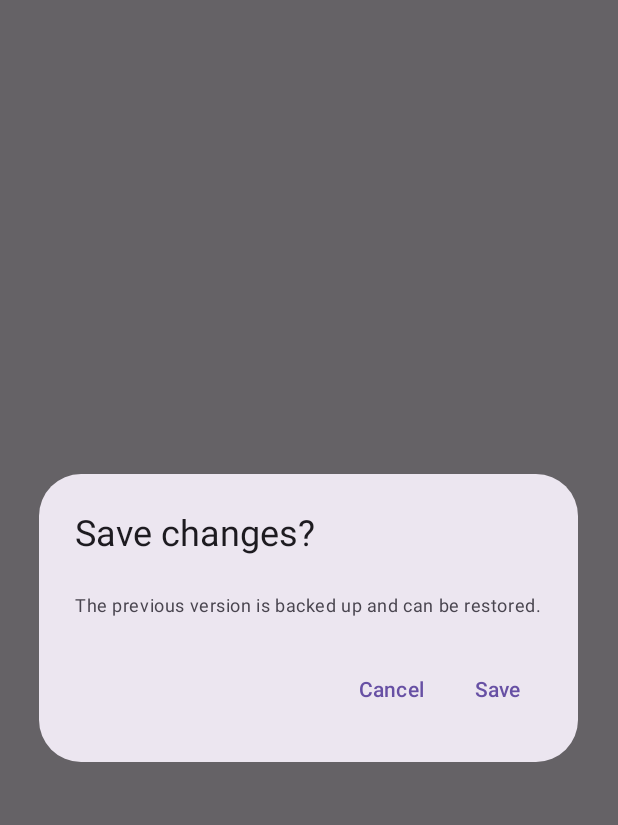
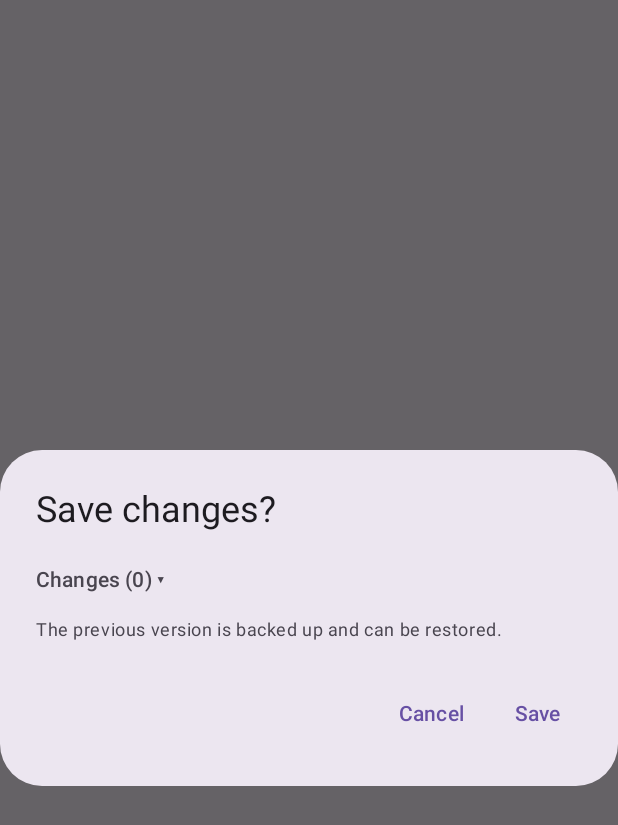
Before and after one commit to cplagens/pureheat, an Android app built with Jetpack Compose: the composable SaveDialog called with empty values, on a phone screen of 412 x 824 dp. Shown: the top 825 px of the screen. Run offline under Robolectric (Android 15) with nearby library versions, the phone set to English and light mode, and no system bars.

Commit message:
feat: enhance save dialog and language picker UI; update localization strings for change list display

```diff
--- a/app/src/main/java/de/cplagens/pureheat/ui/AboutDialog.kt
+++ b/app/src/main/java/de/cplagens/pureheat/ui/AboutDialog.kt
@@ -55,7 +55,6 @@ fun AboutDialog(onDismiss: () -> Unit, roomLabels: Map<String, String> = emptyMa
                 if (version.isNotEmpty()) Text(stringResource(R.string.version, version), style = MaterialTheme.typography.bodySmall)
                 Text(stringResource(R.string.about_text))
                 HorizontalDivider()
-                Text(stringResource(R.string.language), style = MaterialTheme.typography.titleSmall)
                 LanguagePicker()
                 HorizontalDivider()
                 DataSection(roomLabels)
--- a/app/src/main/java/de/cplagens/pureheat/ui/ProfileScreen.kt
+++ b/app/src/main/java/de/cplagens/pureheat/ui/ProfileScreen.kt
@@ -312,23 +312,16 @@ private fun SaveDialog(
     onDismiss: () -> Unit,
 ) {
     var selected by remember { mutableStateOf(emptySet<String>()) }
+    // Long change lists start collapsed so the room choice stays in view.
+    var showChanges by remember { mutableStateOf(changes.size <= 3) }
     AlertDialog(
         onDismissRequest = onDismiss,
         title = { Text(stringResource(R.string.save_changes_q)) },
         text = {
             LazyColumn(verticalArrangement = Arrangement.spacedBy(4.dp)) {
-                items(changes.size) { i -> Text(changes[i].asString(), style = MaterialTheme.typography.bodyMedium) }
-                item {
-                    Text(
-                        stringResource(R.string.save_backup_note),
-                        style = MaterialTheme.typography.bodySmall,
-                        color = MaterialTheme.colorScheme.onSurfaceVariant,
-                        modifier = Modifier.padding(top = 8.dp),
-                    )
-                }
                 if (otherRooms.isNotEmpty()) {
                     item {
-                        Text(stringResource(R.string.save_also_rooms), style = MaterialTheme.typography.labelLarge, modifier = Modifier.padding(top = 8.dp))
+                        Text(stringResource(R.string.save_also_rooms), style = MaterialTheme.typography.labelLarge)
                     }
                     items(otherRooms.size) { i ->
                         val r = otherRooms[i]
@@ -340,6 +333,25 @@ private fun SaveDialog(
                             Text(r.label.trim())
                         }
                     }
+                    item { HorizontalDivider(Modifier.padding(vertical = 4.dp)) }
+                }
+                item {
+                    Text(
+                        stringResource(R.string.save_changes_list, changes.size) + if (showChanges) " ▾" else " ▸",
+                        style = MaterialTheme.typography.labelLarge,
+                        modifier = Modifier.fillMaxWidth().clickable { showChanges = !showChanges }.padding(vertical = 4.dp),
+                    )
+                }
+                if (showChanges) {
+                    items(changes.size) { i -> Text(changes[i].asString(), style = MaterialTheme.typography.bodyMedium) }
+                }
+                item {
+                    Text(
+                        stringResource(R.string.save_backup_note),
+                        style = MaterialTheme.typography.bodySmall,
+                        color = MaterialTheme.colorScheme.onSurfaceVariant,
+                        modifier = Modifier.padding(top = 8.dp),
+                    )
                 }
             }
         },
--- a/app/src/main/java/de/cplagens/pureheat/ui/ProfileViewModel.kt
+++ b/app/src/main/java/de/cplagens/pureheat/ui/ProfileViewModel.kt
@@ -96,13 +96,16 @@ class ProfileViewModel(app: Application, private val roomId: String) : AndroidVi
         _ui.update { it.copy(saving = true, error = null, message = null) }
         viewModelScope.launch {
             try {
+                // Other rooms only get the changed days, as the save dialog says.
+                val changedDays = state.original?.let { o -> ProfileEditing.diff(o, edited).map { it.day }.toSet() }
+                val copied = if (changedDays == null) edited.days else edited.days.filterKeys { it in changedDays }
                 val saved = repository.saveProfile(edited, ref.profileId)
                 val failed = mutableListOf<String>()
                 for (room in alsoRooms) {
                     val target = room.profiles.firstOrNull { it.index == room.activeProfile } ?: continue
                     runCatching {
                         val other = repository.loadProfile(room.id, target.index, target.profileId)
-                        repository.saveProfile(other.copy(days = other.days + edited.days), target.profileId)
+                        repository.saveProfile(other.copy(days = other.days + copied), target.profileId)
                     }.onFailure { failed += room.label.trim() }
                 }
                 _ui.update {
--- a/app/src/main/res/values/strings.xml
+++ b/app/src/main/res/values/strings.xml
@@ -445,4 +445,5 @@
     <string name="stepper_decrease">Decrease %s</string>
     <string name="stepper_increase">Increase %s</string>
     <string name="probe_score_greybox">Grey-box model (all data, side by side): %1$d evaluated · on time %2$d %% · off by %3$s min on average</string>
+    <string name="save_changes_list">Changes (%d)</string>
 </resources>
```
Also changed, not shown: app/src/main/java/de/cplagens/pureheat/ui/LanguagePicker.kt (+21 -2 lines), 12 other files.
